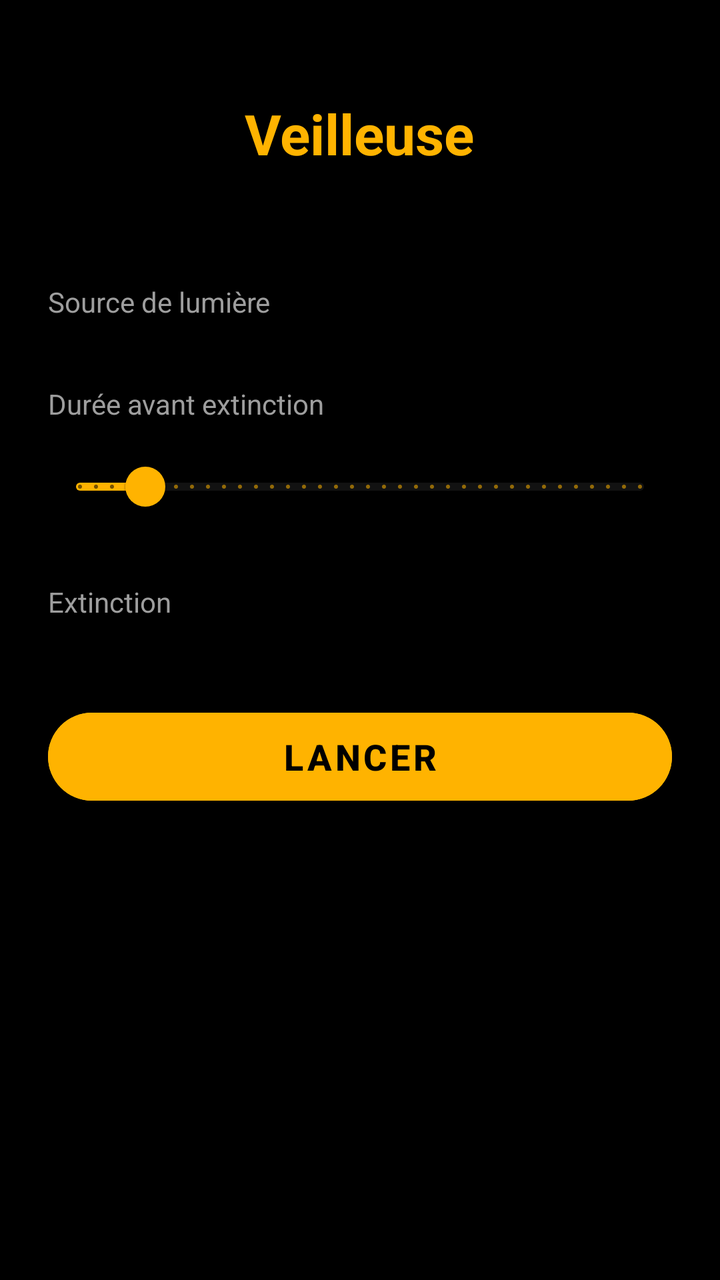
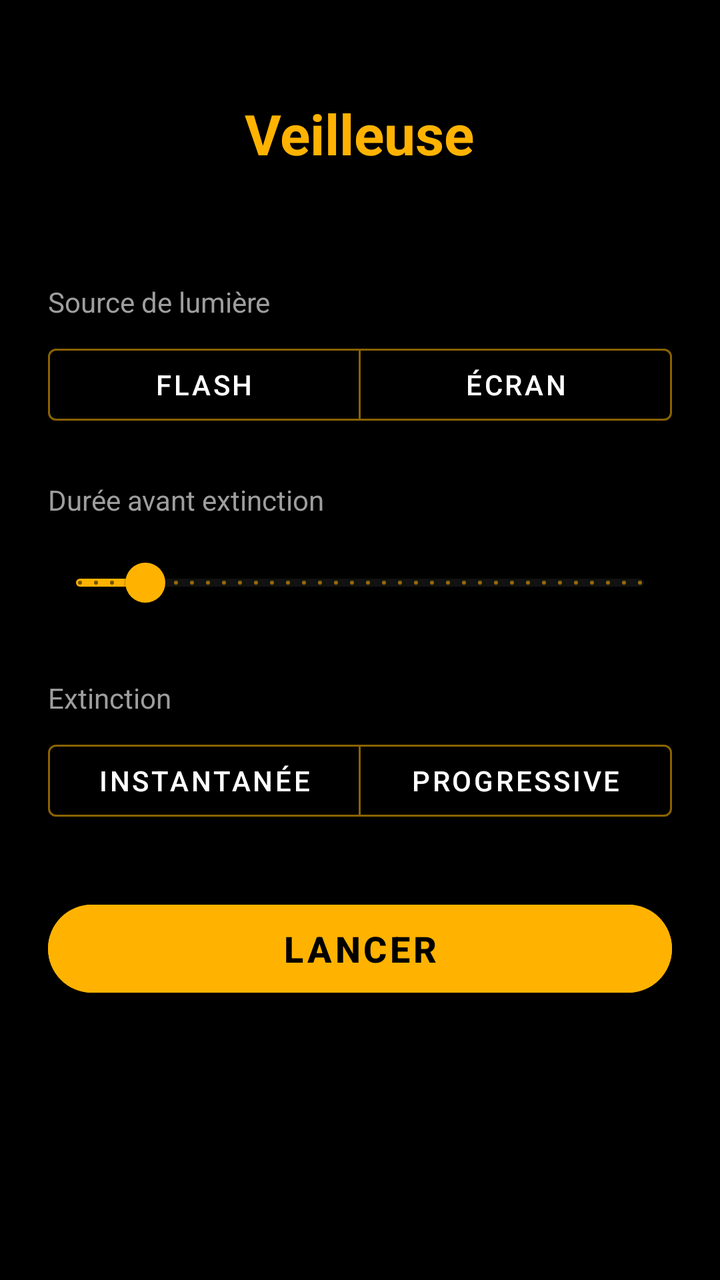

Two renders of the same Android screen: before a commit and after it. Below are the layout's source before the change and the commit's diff.
<!-- AndroidManifest.xml: activity theme Theme.Veilleuse -->
<!-- res/layout/activity_main.xml -->
<?xml version="1.0" encoding="utf-8"?>
<FrameLayout xmlns:android="http://schemas.android.com/apk/res/android"
    xmlns:app="http://schemas.android.com/apk/res-auto"
    android:layout_width="match_parent"
    android:layout_height="match_parent"
    android:background="@color/oled_black">

    
    <ScrollView
        android:id="@+id/setupContainer"
        android:layout_width="match_parent"
        android:layout_height="match_parent"
        android:background="@color/oled_black"
        android:fillViewport="true">

        <LinearLayout
            android:layout_width="match_parent"
            android:layout_height="wrap_content"
            android:orientation="vertical"
            android:padding="24dp"
            android:gravity="center_horizontal">

            <TextView
                android:layout_width="wrap_content"
                android:layout_height="wrap_content"
                android:layout_marginTop="24dp"
                android:layout_marginBottom="32dp"
                android:text="@string/app_name"
                android:textColor="@color/accent_amber"
                android:textSize="28sp"
                android:textStyle="bold" />

            
            <TextView
                style="@style/SectionLabel"
                android:text="@string/source_title" />

            <com.google.android.material.button.MaterialButtonToggleGroup
                android:id="@+id/sourceToggleGroup"
                android:layout_width="match_parent"
                android:layout_height="wrap_content"
                app:selectionRequired="true"
                app:singleSelection="true">

                <com.google.android.material.button.MaterialButton
                    android:id="@+id/btnSourceFlash"
                    style="@style/ToggleButton"
                    android:layout_width="0dp"
                    android:layout_weight="1"
                    android:text="@string/source_flash" />

                <com.google.android.material.button.MaterialButton
                    android:id="@+id/btnSourceScreen"
                    style="@style/ToggleButton"
                    android:layout_width="0dp"
                    android:layout_weight="1"
                    android:text="@string/source_screen" />
            </com.google.android.material.button.MaterialButtonToggleGroup>

            
            <LinearLayout
                android:id="@+id/screenOptionsGroup"
                android:layout_width="match_parent"
                android:layout_height="wrap_content"
                android:orientation="vertical"
                android:visibility="gone">

                <View
                    android:id="@+id/colorPreview"
                    android:layout_width="match_parent"
                    android:layout_height="40dp"
                    android:layout_marginTop="16dp"
                    android:background="@color/text_primary" />

                <TextView
                    android:id="@+id/warmColorLabel"
                    style="@style/SectionLabel"
                    android:text="@string/warm_color_title" />

                <com.google.android.material.slider.Slider
                    android:id="@+id/warmColorSlider"
                    style="@style/AmberSlider"
                    android:valueFrom="0"
                    android:valueTo="100"
                    android:value="40" />

                <TextView
                    android:id="@+id/brightnessLabel"
                    style="@style/SectionLabel"
                    android:text="@string/brightness_title" />

                <com.google.android.material.slider.Slider
                    android:id="@+id/brightnessSlider"
                    style="@style/AmberSlider"
                    android:valueFrom="10"
                    android:valueTo="100"
                    android:value="60" />
            </LinearLayout>

            
            <TextView
                android:id="@+id/durationLabel"
                style="@style/SectionLabel"
                android:text="@string/duration_title" />

            <com.google.android.material.slider.Slider
                android:id="@+id/durationSlider"
                style="@style/AmberSlider"
                android:valueFrom="1"
                android:valueTo="120"
                android:stepSize="1"
                android:value="15" />

            
            <TextView
                style="@style/SectionLabel"
                android:text="@string/extinction_title" />

            <com.google.android.material.button.MaterialButtonToggleGroup
                android:id="@+id/extinctionToggleGroup"
                android:layout_width="match_parent"
                android:layout_height="wrap_content"
                app:selectionRequired="true"
                app:singleSelection="true">

                <com.google.android.material.button.MaterialButton
                    android:id="@+id/btnExtinctionInstant"
                    style="@style/ToggleButton"
                    android:layout_width="0dp"
                    android:layout_weight="1"
                    android:text="@string/extinction_instant" />

                <com.google.android.material.button.MaterialButton
                    android:id="@+id/btnExtinctionProgressive"
                    style="@style/ToggleButton"
                    android:layout_width="0dp"
                    android:layout_weight="1"
                    android:text="@string/extinction_progressive" />
            </com.google.android.material.button.MaterialButtonToggleGroup>

            <LinearLayout
                android:id="@+id/fadeDurationGroup"
                android:layout_width="match_parent"
                android:layout_height="wrap_content"
                android:orientation="vertical"
                android:visibility="gone">

                <TextView
                    android:id="@+id/fadeDurationLabel"
                    style="@style/SectionLabel"
                    android:text="@string/fade_duration_title" />

                <com.google.android.material.slider.Slider
                    android:id="@+id/fadeDurationSlider"
                    style="@style/AmberSlider"
                    android:valueFrom="5"
                    android:valueTo="120"
                    android:stepSize="5"
                    android:value="30" />
            </LinearLayout>

            <com.google.android.material.button.MaterialButton
                android:id="@+id/btnStart"
                android:layout_width="match_parent"
                android:layout_height="56dp"
                android:layout_marginTop="32dp"
                android:layout_marginBottom="16dp"
                android:backgroundTint="@color/accent_amber"
                android:text="@string/start_button"
                android:textColor="@color/oled_black"
                android:textSize="18sp"
                android:textStyle="bold"
                app:cornerRadius="28dp" />

        </LinearLayout>
    </ScrollView>

    
    <FrameLayout
        android:id="@+id/runningContainer"
        android:layout_width="match_parent"
        android:layout_height="match_parent"
        android:visibility="gone">

        <View
            android:id="@+id/lightSurface"
            android:layout_width="match_parent"
            android:layout_height="match_parent"
            android:background="@color/oled_black" />

        <LinearLayout
            android:id="@+id/controlsOverlay"
            android:layout_width="match_parent"
            android:layout_height="match_parent"
            android:background="#B0000000"
            android:orientation="vertical"
            android:gravity="center"
            android:visibility="gone">

            <TextView
                android:id="@+id/remainingTimeText"
                android:layout_width="wrap_content"
                android:layout_height="wrap_content"
                android:textColor="@color/text_primary"
                android:textSize="32sp"
                android:textStyle="bold" />

            <com.google.android.material.button.MaterialButton
                android:id="@+id/btnStop"
                android:layout_width="200dp"
                android:layout_height="56dp"
                android:layout_marginTop="24dp"
                android:backgroundTint="@color/danger"
                android:text="@string/stop_button"
                android:textColor="@color/text_primary"
                android:textStyle="bold"
                app:cornerRadius="28dp" />

            <TextView
                android:id="@+id/tapHintText"
                android:layout_width="wrap_content"
                android:layout_height="wrap_content"
                android:layout_marginTop="32dp"
                android:alpha="0.6"
                android:text="@string/tap_hint"
                android:textColor="@color/text_secondary"
                android:textSize="13sp" />

        </LinearLayout>
    </FrameLayout>

</FrameLayout>
<!-- resources referenced by this layout -->
<resources>
  <color name="accent_amber">#FFFFB300</color>
  <color name="danger">#FFE05252</color>
  <color name="oled_black">#FF000000</color>
  <color name="text_primary">#FFFFFFFF</color>
  <color name="text_secondary">#FF9E9E9E</color>
  <string name="app_name">Veilleuse</string>
  <string name="brightness_title">Luminosité</string>
  <string name="duration_title">Durée avant extinction</string>
  <string name="extinction_instant">Instantanée</string>
  <string name="extinction_progressive">Progressive</string>
  <string name="extinction_title">Extinction</string>
  <string name="fade_duration_title">Durée du fondu</string>
  <string name="source_flash">Flash</string>
  <string name="source_screen">Écran</string>
  <string name="source_title">Source de lumière</string>
  <string name="start_button">Lancer</string>
  <string name="stop_button">Arrêter</string>
  <string name="tap_hint">Touchez l\'écran pour afficher les commandes</string>
  <string name="warm_color_title">Teinte chaude</string>
  <style name="AmberSlider" parent="Widget.MaterialComponents.Slider">
          <item name="android:layout_width">match_parent</item>
          <item name="android:layout_height">wrap_content</item>
          <item name="trackColorActive">@color/accent_amber</item>
          <item name="trackColorInactive">@color/surface</item>
          <item name="thumbColor">@color/accent_amber</item>
          <item name="haloColor">@color/accent_amber_dim</item>
      </style>
  <style name="SectionLabel">
          <item name="android:layout_width">match_parent</item>
          <item name="android:layout_height">wrap_content</item>
          <item name="android:layout_marginTop">24dp</item>
          <item name="android:layout_marginBottom">8dp</item>
          <item name="android:textColor">@color/text_secondary</item>
          <item name="android:textSize">14sp</item>
      </style>
  <style name="ToggleButton" parent="Widget.MaterialComponents.Button.OutlinedButton">
          <item name="strokeColor">@color/accent_amber_dim</item>
          <item name="android:textColor">@color/text_primary</item>
          <item name="rippleColor">@color/accent_amber_dim</item>
      </style>
  <style name="Theme.Veilleuse" parent="Theme.MaterialComponents.NoActionBar">
          <item name="android:windowBackground">@color/oled_black</item>
          <item name="android:statusBarColor">@color/oled_black</item>
          <item name="android:navigationBarColor">@color/oled_black</item>
          <item name="android:windowLightStatusBar">false</item>
          <item name="android:windowLightNavigationBar" tools:targetApi="o_mr1">false</item>
          <item name="colorPrimary">@color/accent_amber</item>
          <item name="colorPrimaryDark">@color/oled_black</item>
          <item name="colorAccent">@color/accent_amber</item>
          <item name="colorControlNormal">@color/accent_amber</item>
          <item name="colorControlActivated">@color/accent_amber</item>
          <item name="android:textColorPrimary">@color/text_primary</item>
          <item name="android:textColorSecondary">@color/text_secondary</item>
      </style>
  <color name="surface">#FF121212</color>
  <color name="accent_amber_dim">#FF8A6300</color>
</resources>

<!-- the commit's change to res/layout/activity_main.xml (unified diff, before → after) -->
@@ -46,6 +46,7 @@
                     android:id="@+id/btnSourceFlash"
                     style="@style/ToggleButton"
                     android:layout_width="0dp"
+                    android:layout_height="wrap_content"
                     android:layout_weight="1"
                     android:text="@string/source_flash" />
 
@@ -53,6 +54,7 @@
                     android:id="@+id/btnSourceScreen"
                     style="@style/ToggleButton"
                     android:layout_width="0dp"
+                    android:layout_height="wrap_content"
                     android:layout_weight="1"
                     android:text="@string/source_screen" />
             </com.google.android.material.button.MaterialButtonToggleGroup>
@@ -127,6 +129,7 @@
                     android:id="@+id/btnExtinctionInstant"
                     style="@style/ToggleButton"
                     android:layout_width="0dp"
+                    android:layout_height="wrap_content"
                     android:layout_weight="1"
                     android:text="@string/extinction_instant" />
 
@@ -134,6 +137,7 @@
                     android:id="@+id/btnExtinctionProgressive"
                     style="@style/ToggleButton"
                     android:layout_width="0dp"
+                    android:layout_height="wrap_content"
                     android:layout_weight="1"
                     android:text="@string/extinction_progressive" />
             </com.google.android.material.button.MaterialButtonToggleGroup>
